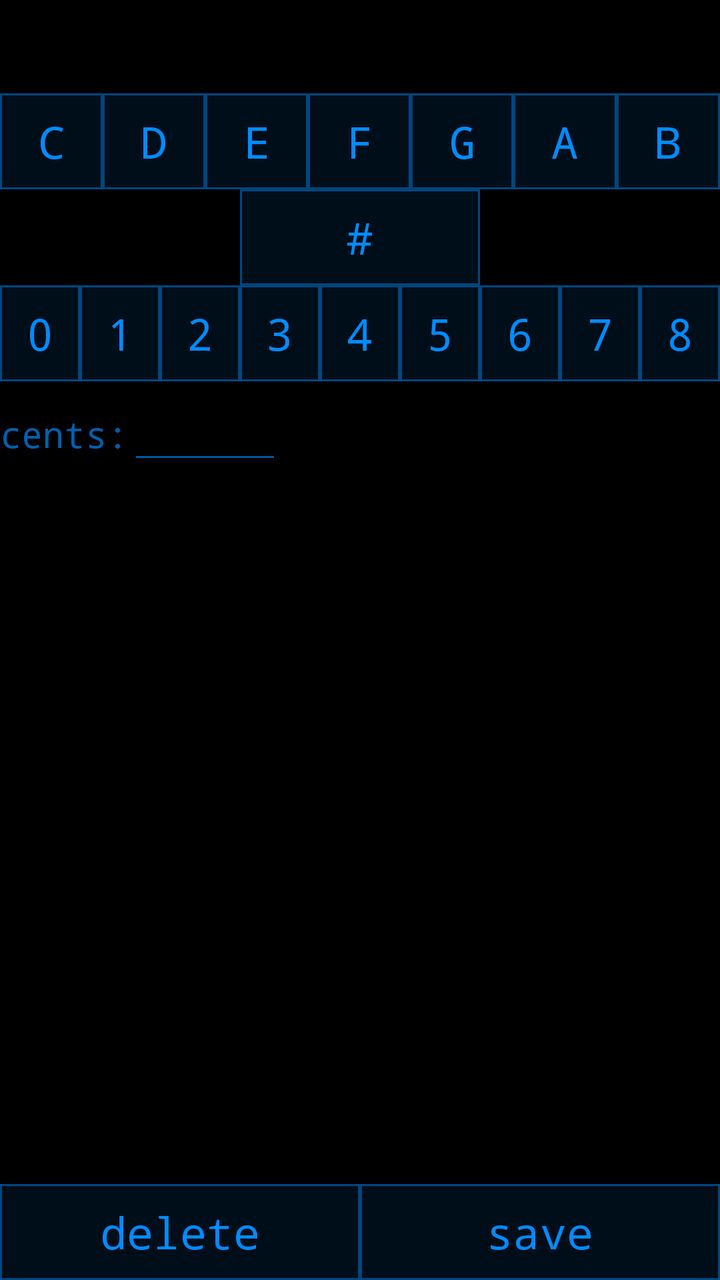
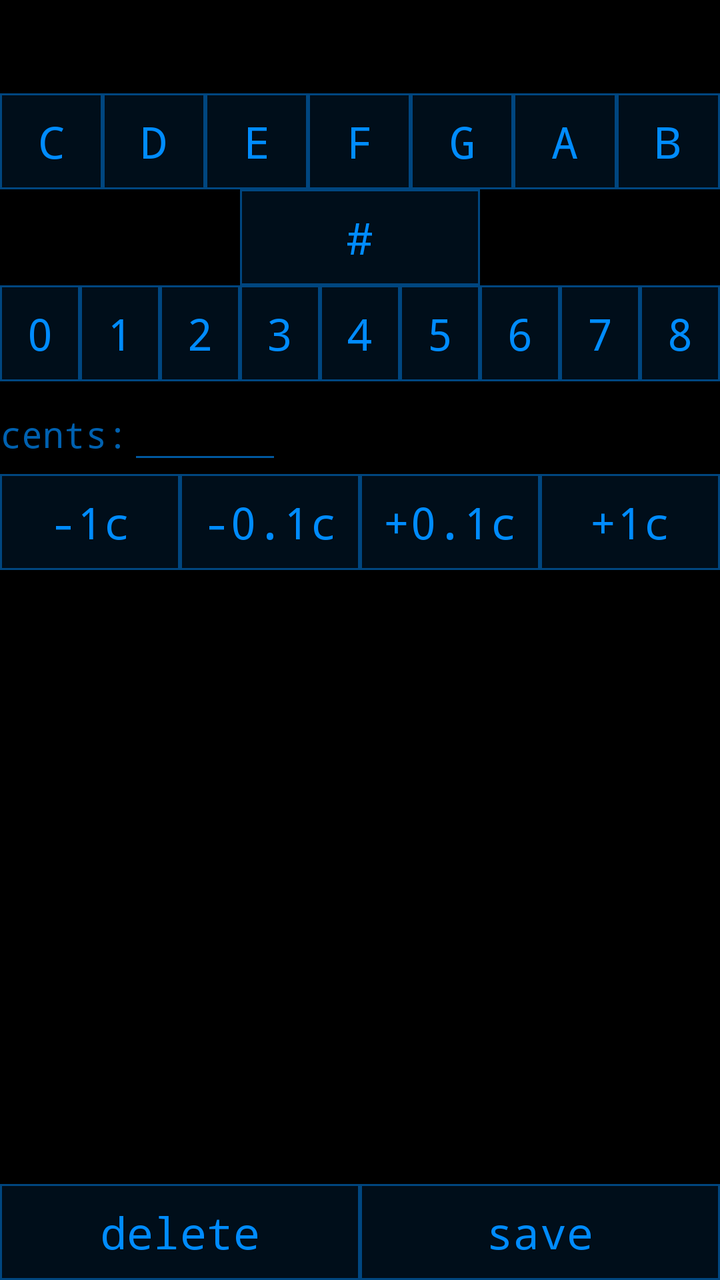

The first picture is an Android layout as it rendered before a commit; the second is the same layout after the commit. The layout source and the unified diff follow.
<!-- AndroidManifest.xml: application theme Azure -->
<!-- res/layout/preset_note.xml -->
<?xml version="1.0" encoding="utf-8"?>
<LinearLayout xmlns:android="http://schemas.android.com/apk/res/android"
    android:orientation="vertical"
    android:layout_width="fill_parent"
    android:layout_height="fill_parent"
    android:descendantFocusability="beforeDescendants"
    android:focusableInTouchMode="true">
    <TextView android:id="@+id/pn_text"
	android:layout_width="wrap_content"
	android:layout_height="wrap_content"
	android:layout_gravity="center_horizontal"
	android:textAppearance="?android:attr/textAppearanceLarge"
	android:textSize="35sp" />
    <LinearLayout
	android:orientation="horizontal"
	android:layout_width="fill_parent"
	android:layout_height="wrap_content">
	<Button android:id="@+id/pn_note_0"
	    android:layout_width="1dp"
	    android:layout_weight="1"
	    android:layout_height="wrap_content"
	    android:text="C"
	    android:textAppearance="?android:attr/textAppearanceLarge"
	    android:onClick="do_note" />
	<Button android:id="@+id/pn_note_1"
	    android:layout_width="1dp"
	    android:layout_weight="1"
	    android:layout_height="wrap_content"
	    android:text="D"
	    android:textAppearance="?android:attr/textAppearanceLarge"
	    android:onClick="do_note" />
	<Button android:id="@+id/pn_note_2"
	    android:layout_width="1dp"
	    android:layout_weight="1"
	    android:layout_height="wrap_content"
	    android:text="E"
	    android:textAppearance="?android:attr/textAppearanceLarge"
	    android:onClick="do_note" />
	<Button android:id="@+id/pn_note_3"
	    android:layout_width="1dp"
	    android:layout_weight="1"
	    android:layout_height="wrap_content"
	    android:text="F"
	    android:textAppearance="?android:attr/textAppearanceLarge"
	    android:onClick="do_note" />
	<Button android:id="@+id/pn_note_4"
	    android:layout_width="1dp"
	    android:layout_weight="1"
	    android:layout_height="wrap_content"
	    android:text="G"
	    android:textAppearance="?android:attr/textAppearanceLarge"
	    android:onClick="do_note" />
	<Button android:id="@+id/pn_note_5"
	    android:layout_width="1dp"
	    android:layout_weight="1"
	    android:layout_height="wrap_content"
	    android:text="A"
	    android:textAppearance="?android:attr/textAppearanceLarge"
	    android:onClick="do_note" />
	<Button android:id="@+id/pn_note_6"
	    android:layout_width="1dp"
	    android:layout_weight="1"
	    android:layout_height="wrap_content"
	    android:text="B"
	    android:textAppearance="?android:attr/textAppearanceLarge"
	    android:onClick="do_note" />
    </LinearLayout>
    <LinearLayout
	android:orientation="horizontal"
	android:layout_width="fill_parent"
	android:layout_height="wrap_content">
	<View
	    android:layout_width="1dp"
	    android:layout_weight="1"
	    android:layout_height="1dp" />
	<Button android:id="@+id/pn_sharp"
	    android:layout_width="1dp"
	    android:layout_weight="1"
	    android:layout_height="wrap_content"
	    android:layout_gravity="center_horizontal"
	    android:text="#"
	    android:textAppearance="?android:attr/textAppearanceLarge"
	    android:onClick="do_sharp" />
	<View
	    android:layout_width="1dp"
	    android:layout_weight="1"
	    android:layout_height="1dp" />
    </LinearLayout>
    <LinearLayout
	android:orientation="horizontal"
	android:layout_width="fill_parent"
	android:layout_height="wrap_content">
	<Button android:id="@+id/pn_oct_0"
	    android:layout_width="1dp"
	    android:layout_weight="1"
	    android:layout_height="wrap_content"
	    android:text="0"
	    android:textAppearance="?android:attr/textAppearanceLarge"
	    android:onClick="do_oct" />
	<Button android:id="@+id/pn_oct_1"
	    android:layout_width="1dp"
	    android:layout_weight="1"
	    android:layout_height="wrap_content"
	    android:text="1"
	    android:textAppearance="?android:attr/textAppearanceLarge"
	    android:onClick="do_oct" />
	<Button android:id="@+id/pn_oct_2"
	    android:layout_width="1dp"
	    android:layout_weight="1"
	    android:layout_height="wrap_content"
	    android:text="2"
	    android:textAppearance="?android:attr/textAppearanceLarge"
	    android:onClick="do_oct" />
	<Button android:id="@+id/pn_oct_3"
	    android:layout_width="1dp"
	    android:layout_weight="1"
	    android:layout_height="wrap_content"
	    android:text="3"
	    android:textAppearance="?android:attr/textAppearanceLarge"
	    android:onClick="do_oct" />
	<Button android:id="@+id/pn_oct_4"
	    android:layout_width="1dp"
	    android:layout_weight="1"
	    android:layout_height="wrap_content"
	    android:text="4"
	    android:textAppearance="?android:attr/textAppearanceLarge"
	    android:onClick="do_oct" />
	<Button android:id="@+id/pn_oct_5"
	    android:layout_width="1dp"
	    android:layout_weight="1"
	    android:layout_height="wrap_content"
	    android:text="5"
	    android:textAppearance="?android:attr/textAppearanceLarge"
	    android:onClick="do_oct" />
	<Button android:id="@+id/pn_oct_6"
	    android:layout_width="1dp"
	    android:layout_weight="1"
	    android:layout_height="wrap_content"
	    android:text="6"
	    android:textAppearance="?android:attr/textAppearanceLarge"
	    android:onClick="do_oct" />
	<Button android:id="@+id/pn_oct_7"
	    android:layout_width="1dp"
	    android:layout_weight="1"
	    android:layout_height="wrap_content"
	    android:text="7"
	    android:textAppearance="?android:attr/textAppearanceLarge"
	    android:onClick="do_oct" />
	<Button android:id="@+id/pn_oct_8"
	    android:layout_width="1dp"
	    android:layout_weight="1"
	    android:layout_height="wrap_content"
	    android:text="8"
	    android:textAppearance="?android:attr/textAppearanceLarge"
	    android:onClick="do_oct" />
    </LinearLayout>
    <LinearLayout
	android:orientation="horizontal"
	android:layout_width="fill_parent"
	android:layout_height="wrap_content">
	<TextView
	    android:layout_width="wrap_content"
	    android:layout_height="wrap_content"
	    android:textAppearance="?android:attr/textAppearanceMedium"
	    android:text="cents:" />
	<EditText android:id="@+id/pn_cents"
	    android:layout_width="wrap_content"
	    android:layout_height="wrap_content"
	    android:textAppearance="?android:attr/textAppearanceLarge"
	    android:minEms="3"
	    android:lines="1"
	    android:singleLine="true"
	    android:numeric="signed"
	    android:imeOptions="actionDone" />
    </LinearLayout>
    <LinearLayout
	android:orientation="horizontal"
	android:layout_width="fill_parent"
	android:layout_height="1dp"
	android:layout_weight="1">
	<Button
	    android:layout_width="1dp"
	    android:layout_height="wrap_content"
	    android:layout_weight="1"
	    android:layout_gravity="bottom"
	    android:text="delete"
	    android:textAppearance="?android:attr/textAppearanceLarge"
	    android:onClick="do_delete" />
	<Button
	    android:layout_width="1dp"
	    android:layout_height="wrap_content"
	    android:layout_weight="1"
	    android:layout_gravity="bottom"
	    android:text="save"
	    android:textAppearance="?android:attr/textAppearanceLarge"
	    android:onClick="do_save" />
    </LinearLayout>
</LinearLayout>
<!-- resources referenced by this layout -->
<resources>
  <style name="Azure" parent="@android:style/Theme.Material">
  		<item name="android:colorBackground">#000000</item>
  		<item name="android:windowBackground">@android:color/black</item>
  		<item name="android:colorPrimary">#000e1a</item>
  		<item name="android:colorPrimaryDark">#000000</item>
  		<item name="android:colorAccent">#008cff</item>
  		<item name="android:colorControlNormal">#0058a0</item>
  		<item name="android:textColorPrimary">#008cff</item>
  		<item name="android:textColorSecondary">#0061b0</item>
  		<item name="android:textColorTertiary">#00437a</item>
  		<item name="android:textColorHint">#00325a</item>
  		<item name="android:statusBarColor">#000000</item>
  		<item name="android:navigationBarColor">#000000</item>
  		<item name="android:textViewStyle">@style/Azure.TextView</item>
  		<item name="android:buttonStyle">@style/Azure.Button</item>
  		<item name="android:editTextStyle">@style/Azure.EditText</item>
  	</style>
  <style name="Azure.TextView" parent="@android:style/Widget.Material.TextView">
  		<item name="android:fontFamily">monospace</item>
  	</style>
  <style name="Azure.Button" parent="@android:style/Widget.Material.Button">
  		<item name="android:fontFamily">monospace</item>
  		<item name="android:textColor">#008cff</item>
  		<item name="android:textAllCaps">false</item>
  		<item name="android:background">@drawable/mode_button</item>
  	</style>
  <style name="Azure.EditText" parent="@android:style/Widget.Material.EditText">
  		<item name="android:fontFamily">monospace</item>
  	</style>
  <!-- drawable mode_button (drawable) -->
  <?xml version="1.0" encoding="utf-8"?>
  <selector xmlns:android="http://schemas.android.com/apk/res/android">
  <item android:state_pressed="true" android:drawable="@drawable/mb_pressed" />
  <item android:drawable="@drawable/mb_normal" />
  </selector>
  <!-- drawable mb_pressed (drawable) -->
  <?xml version="1.0" encoding="utf-8"?>
  <shape xmlns:android="http://schemas.android.com/apk/res/android"
      android:shape="rectangle">
      <solid android:color="#ff002f55" />
      <stroke android:width="1dp" android:color="#ff008cff" />
  </shape>
  <!-- drawable mb_normal (drawable) -->
  <?xml version="1.0" encoding="utf-8"?>
  <shape xmlns:android="http://schemas.android.com/apk/res/android"
      android:shape="rectangle">
      <solid android:color="#ff000e1a" />
      <stroke android:width="1dp" android:color="#ff004680" />
  </shape>
</resources>

<!-- the commit's change to res/layout/preset_note.xml (unified diff, before → after) -->
@@ -170,8 +170,41 @@
 	    android:minEms="3"
 	    android:lines="1"
 	    android:singleLine="true"
-	    android:numeric="signed"
+	    android:inputType="numberSigned|numberDecimal"
 	    android:imeOptions="actionDone" />
+    </LinearLayout>
+    <LinearLayout
+	android:orientation="horizontal"
+	android:layout_width="fill_parent"
+	android:layout_height="wrap_content">
+	<Button
+	    android:layout_width="1dp"
+	    android:layout_weight="1"
+	    android:layout_height="wrap_content"
+	    android:text="-1c"
+	    android:textAppearance="?android:attr/textAppearanceLarge"
+	    android:onClick="do_cent_decr" />
+	<Button
+	    android:layout_width="1dp"
+	    android:layout_weight="1"
+	    android:layout_height="wrap_content"
+	    android:text="-0.1c"
+	    android:textAppearance="?android:attr/textAppearanceLarge"
+	    android:onClick="do_tenth_decr" />
+	<Button
+	    android:layout_width="1dp"
+	    android:layout_weight="1"
+	    android:layout_height="wrap_content"
+	    android:text="+0.1c"
+	    android:textAppearance="?android:attr/textAppearanceLarge"
+	    android:onClick="do_tenth_incr" />
+	<Button
+	    android:layout_width="1dp"
+	    android:layout_weight="1"
+	    android:layout_height="wrap_content"
+	    android:text="+1c"
+	    android:textAppearance="?android:attr/textAppearanceLarge"
+	    android:onClick="do_cent_incr" />
     </LinearLayout>
     <LinearLayout
 	android:orientation="horizontal"
